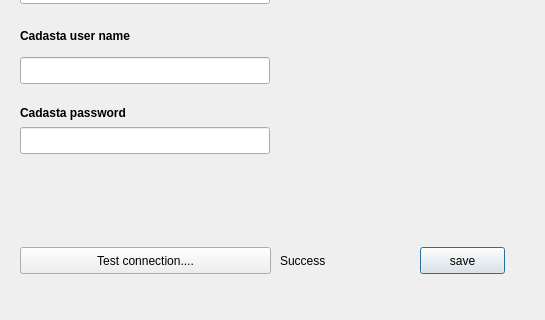
Before: the Qt Designer form cadasta/gui/ui/cadasta_login_base.ui in Cadasta/cadasta-qgis-plugin, drawn with Qt 5; both pictures show x 0 to 545 and y 233 to 553 of the 545 by 553 pixel window.
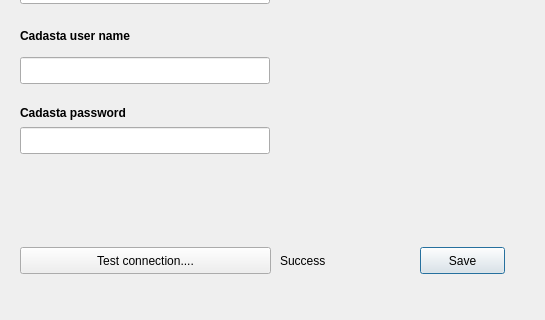
After: the same form once the commit is applied.

```diff
--- a/cadasta/gui/ui/cadasta_login_base.ui
+++ b/cadasta/gui/ui/cadasta_login_base.ui
@@ -120,7 +120,7 @@
     <cursorShape>OpenHandCursor</cursorShape>
    </property>
    <property name="text">
-    <string>save</string>
+    <string>Save</string>
    </property>
   </widget>
   <widget class="QLabel" name="label_3">
```
